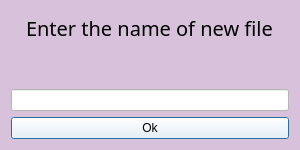
Before: the Qt Designer form Interface_files/DialogWNameNote.ui in Ephirious/Notes-TaskManager, drawn with Qt 5.
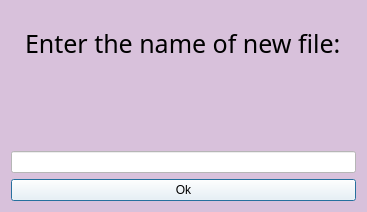
After: the same form once the commit is applied. Icons and pictures are not drawn.

Commit message: настраиваю размеры окошек + оформила дизайн окна с регистрацией + добавила шрифт для проверки работы

What changed in the file:
```diff
--- a/Interface_files/DialogWNameNote.ui
+++ b/Interface_files/DialogWNameNote.ui
@@ -6,20 +6,20 @@
    <rect>
     <x>0</x>
     <y>0</y>
-    <width>300</width>
-    <height>150</height>
+    <width>367</width>
+    <height>212</height>
    </rect>
   </property>
   <property name="minimumSize">
    <size>
-    <width>300</width>
-    <height>150</height>
+    <width>367</width>
+    <height>212</height>
    </size>
   </property>
   <property name="maximumSize">
    <size>
-    <width>300</width>
-    <height>150</height>
+    <width>367</width>
+    <height>212</height>
    </size>
   </property>
   <property name="windowTitle">
@@ -38,9 +38,9 @@
      <property name="font">
       <font>
        <family>Sitka Text Semibold</family>
-       <pointsize>15</pointsize>
+       <pointsize>19</pointsize>
        <italic>false</italic>
-       <fontweight>DemiBold</fontweight>
+       <bold>false</bold>
       </font>
      </property>
      <property name="layoutDirection">
@@ -50,15 +50,20 @@
       <bool>false</bool>
      </property>
      <property name="styleSheet">
-      <string notr="true">font: 600 &quot;Sitka Text Semibold&quot;;</string>
+      <string notr="true">font: 19pt &quot;Sitka Text Semibold&quot;;
+background-color: none;
+</string>
      </property>
      <property name="text">
-      <string>Enter the name of new file</string>
+      <string>Enter the name of new file:</string>
      </property>
     </widget>
    </item>
    <item>
     <widget class="QLabel" name="labelError">
+     <property name="styleSheet">
+      <string notr="true">background-color: none;</string>
+     </property>
      <property name="text">
       <string/>
      </property>
@@ -66,8 +71,17 @@
    </item>
    <item>
     <widget class="QLineEdit" name="lineEdit">
+     <property name="enabled">
+      <bool>true</bool>
+     </property>
+     <property name="mouseTracking">
+      <bool>true</bool>
+     </property>
      <property name="styleSheet">
-      <string notr="true">background-color: white</string>
+      <string notr="true">background-color: white;</string>
+     </property>
+     <property name="text">
+      <string/>
      </property>
     </widget>
    </item>
```
The commit also changes 7 other files.
